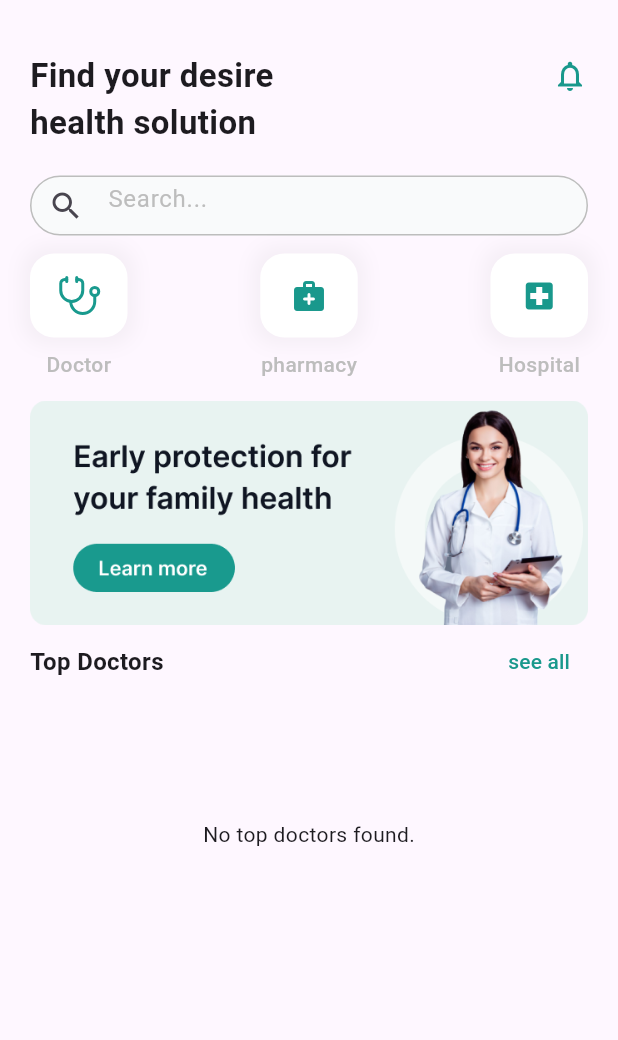
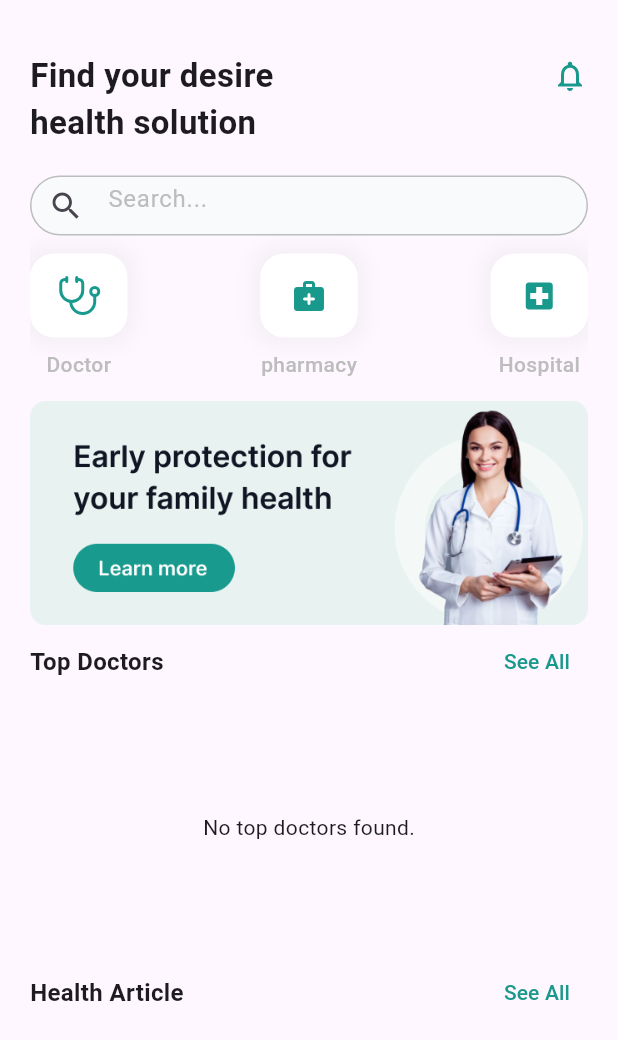
Before and after one commit to Abdelrahmanmagdy19/final_project, a Flutter app: the HomeScreen screen opened directly, on a phone screen of 412 x 824 dp. Shown: the top 1040 px of the screen. Run offline on Flutter 3.47's test engine with Material 3 defaults, Android fonts, the phone set to English and light mode, and no system bars; our stand-ins replace cloud_firestore, dio, firebase_auth, firebase_core, flutter_bloc, flutter_svg and 4 more; accounts and stored records are empty; generated files the repository leaves out were written again; network calls fail; project files that could hold a hidden picture were left out.

Commit message:
add health article to home page and get the data from api

```diff
--- /dev/null
+++ b/lib/models/model/health_artilcle_model.dart
@@ -0,0 +1,6 @@
+class HealthArticleModel {
+  final String title;
+  final String imageUrl;
+
+  HealthArticleModel({required this.title, required this.imageUrl});
+}
--- a/lib/screens/home_screen/home_screen.dart
+++ b/lib/screens/home_screen/home_screen.dart
@@ -2,8 +2,10 @@ import 'package:cure_link/models/cubits/top_doctor_cubit/top_doctor_cubit.dart';
 import 'package:cure_link/screens/top_doctor_screen/top_doctor_screen.dart';
 import 'package:cure_link/utils/app_color.dart';
 import 'package:cure_link/utils/app_images.dart';
+import 'package:cure_link/widgets/custom_list_view_health_article.dart';
 import 'package:cure_link/widgets/custom_list_view_top_doctor_home_page.dart';
 import 'package:cure_link/widgets/custom_row_container_search.dart';
+import 'package:cure_link/widgets/custom_row_see_all_home_screen.dart';
 import 'package:cure_link/widgets/custom_text_from_field.dart';
 import 'package:flutter/material.dart';
 import 'package:flutter_bloc/flutter_bloc.dart';
@@ -49,15 +51,8 @@ class HomeScreen extends StatelessWidget {
               CustomRowContainerSearch(),
               SizedBox(height: 14),
               Image.asset(AppImages.ctaImage),
-              Row(
-                mainAxisAlignment: MainAxisAlignment.spaceBetween,
-                children: [
-                  Text(
-                    'Top Doctors',
-                    style: TextStyle(fontSize: 16, fontWeight: FontWeight.bold),
-                  ),
-                  TextButton(
-                    onPressed: () {
+              CustomRowSeeAllHomeScreen(
+                onSeeAllTap: () {
                   Navigator.push(
                     context,
                     MaterialPageRoute(
@@ -69,18 +64,15 @@ class HomeScreen extends StatelessWidget {
                     ),
                   );
                 },
-                    child: Text(
-                      'see all',
-                      style: TextStyle(
-                        fontSize: 14,
-                        color: AppColor.greenColor,
+                title: 'Top Doctors',
               ),
+              CustomListViewTopDoctorHomePage(),
+              CustomRowSeeAllHomeScreen(
+                title: 'Health Article',
+                onSeeAllTap: () {},
               ),
-                  ),
-                ],
-              ),
-              SizedBox(height: 5),
-              CustomListViewTopDoctorHomePage(),
+              //Health article section
+              CustomListViewHealthArticle(),
             ],
           ),
         ),
--- a/lib/utils/app_color.dart
+++ b/lib/utils/app_color.dart
@@ -6,4 +6,6 @@ class AppColor {
   static const Color darkGreyColor = Color(0xFFADADAD);
   static const Color greyColor = Color(0xFFBDBDBD);
   static const Color lightGreyColor = Color(0xff555555);
+  static const Color lightGreyColor2 = Color(0xFFE0E0E0);
+  static const Color darkGreyColor2 = Color(0xFF565656);
 }
--- /dev/null
+++ b/lib/widgets/custom_list_view_health_article.dart
@@ -0,0 +1,53 @@
+import 'package:cure_link/models/model/health_artilcle_model.dart';
+import 'package:cure_link/services/health_article_services.dart';
+import 'package:cure_link/widgets/custom_health_article_home_page.dart';
+import 'package:flutter/material.dart';
+
+class CustomListViewHealthArticle extends StatefulWidget {
+  const CustomListViewHealthArticle({super.key});
+
+  @override
+  State<CustomListViewHealthArticle> createState() =>
+      _CustomListViewHealthArticleState();
+}
+
+class _CustomListViewHealthArticleState
+    extends State<CustomListViewHealthArticle> {
+  List<HealthArticleModel> healthArticles = [];
+  bool isLoading = true;
+
+  @override
+  void initState() {
+    super.initState();
+    fetchArticles();
+  }
+
+  Future<void> fetchArticles() async {
+    final articles = await HealthArticleService().fetchHealthArticles();
+    setState(() {
+      healthArticles = articles;
+      isLoading = false;
+    });
+  }
+
+  @override
+  Widget build(BuildContext context) {
+    if (isLoading) {
+      return const Center(child: CircularProgressIndicator());
+    }
+
+    return SizedBox(
+      height: 200,
+      child: ListView.separated(
+        separatorBuilder: (context, index) => const SizedBox(width: 12),
+        scrollDirection: Axis.horizontal,
+        itemCount: healthArticles.length,
+        itemBuilder: (context, index) {
+          return CustomHealthArticleHomePage(
+            healthArticleModel: healthArticles[index],
+          );
+        },
+      ),
+    );
+  }
+}
--- /dev/null
+++ b/lib/widgets/custom_row_see_all_home_screen.dart
@@ -0,0 +1,34 @@
+import 'package:cure_link/utils/app_color.dart';
+import 'package:flutter/material.dart';
+
+class CustomRowSeeAllHomeScreen extends StatelessWidget {
+  const CustomRowSeeAllHomeScreen({
+    super.key,
+    required this.title,
+
+    this.onSeeAllTap,
+  });
+  final String title;
+
+  final void Function()? onSeeAllTap;
+
+  @override
+  Widget build(BuildContext context) {
+    return Row(
+      mainAxisAlignment: MainAxisAlignment.spaceBetween,
+      children: [
+        Text(
+          title,
+          style: TextStyle(fontSize: 16, fontWeight: FontWeight.bold),
+        ),
+        TextButton(
+          onPressed: onSeeAllTap,
+          child: Text(
+            'See All',
+            style: TextStyle(fontSize: 14, color: AppColor.greenColor),
+          ),
+        ),
+      ],
+    );
+  }
+}
--- a/lib/widgets/custom_top_doctors_container_home_page.dart
+++ b/lib/widgets/custom_top_doctors_container_home_page.dart
@@ -21,7 +21,7 @@ class CustomTopDoctorsContainerHomePage extends StatelessWidget {
         width: 130,
         decoration: BoxDecoration(
           borderRadius: BorderRadius.circular(12),
-          border: Border.all(color: Colors.grey.shade300),
+          border: Border.all(color: AppColor.lightGreyColor2),
         ),
         child: Padding(
           padding: const EdgeInsets.symmetric(horizontal: 8.0, vertical: 10),
```
Also changed, not shown: lib/services/health_article_services.dart (added, +30 -0 lines), lib/widgets/custom_health_article_home_page.dart (added, +58 -0 lines), pubspec.yaml (+4 -11 lines), assets/fonts/Inter_18pt-SemiBold.ttf (added), assets/icons/Bookmark.svg (added). Lines whose indentation alone changed are shown as unchanged.
